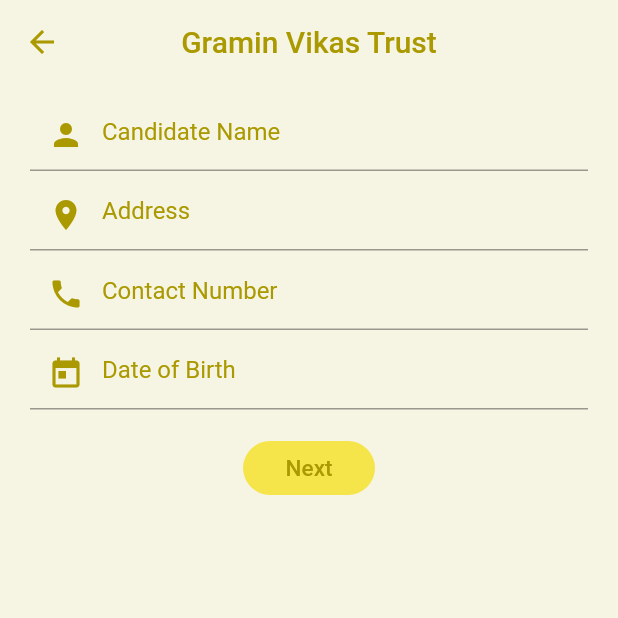
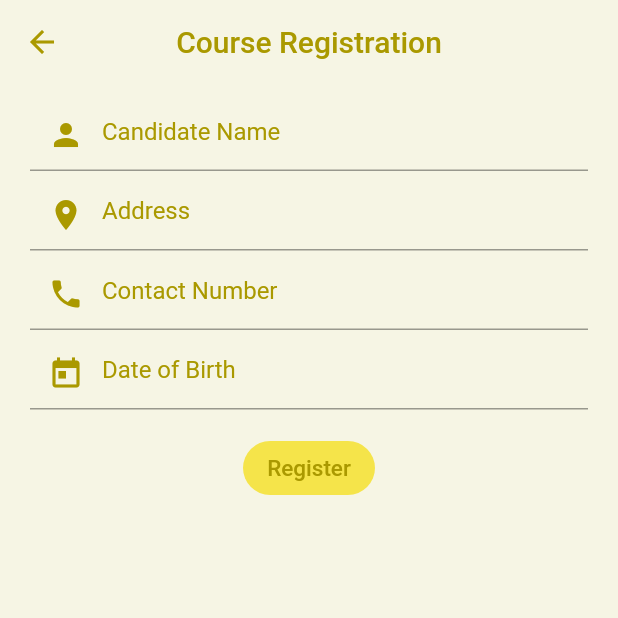
Before and after one commit to ronak197/GVT-Dahod, a Flutter app: the WorkerRegistrationPage screen opened directly, on a phone screen of 412 x 824 dp, the top half of it. Run offline on Flutter 3.47's test engine with Material 2 defaults, Android fonts, the phone set to English and light mode, and no system bars; our stand-ins replace carousel_slider.

Commit message:
Added firestore integration in course registration page

```diff
--- a/lib/worker_registration.dart
+++ b/lib/course_registration.dart
@@ -12,7 +12,7 @@ class _WorkerRegistrationPageState extends State<WorkerRegistrationPage> {
       appBar: AppBar(
         centerTitle: true,
         title: Text(
-          "Gramin Vikas Trust",
+          "Course Registration",
           style: TextStyle(
             color: Color(0xFFAA9900)
           )
@@ -124,7 +124,7 @@ class _WorkerRegistrationPageState extends State<WorkerRegistrationPage> {
                   onPressed: (){},
                   elevation: 0.0,
                   child: Text(
-                    "Next",
+                    "Register",
                     style: TextStyle(
                       color: Color(0xFFAA9900),
                       fontSize: 15.0
--- a/lib/loginpage.dart
+++ b/lib/loginpage_worker.dart
@@ -23,7 +23,7 @@ class _LoginPageState extends State<LoginPageHome> {
             child: Column(
               children: <Widget>[
                 Container(
-                    padding: EdgeInsets.only(top: 150.0,bottom: 50.0, left: 20.0, right: 20.0),
+                    padding: EdgeInsets.only(top: 100.0, left: 20.0, right: 20.0),
                     child: Text("Gramin Vikas Trust", style: TextStyle(color: Colors.white, fontSize: 50.0), textAlign: TextAlign.center,)
                 ),
                 Container(
@@ -40,7 +40,7 @@ class _LoginPageState extends State<LoginPageHome> {
                     ),
                   ),
                   alignment: Alignment.center,
-                  padding: EdgeInsets.only(left: 50.0, right: 50.0, bottom: 8.0),
+                  padding: EdgeInsets.only(left: 50.0, right: 50.0, bottom: 8.0, top: 100.0),
                 ),
                 Container(
                   decoration: BoxDecoration(borderRadius: BorderRadius.circular(20.0)),
```
